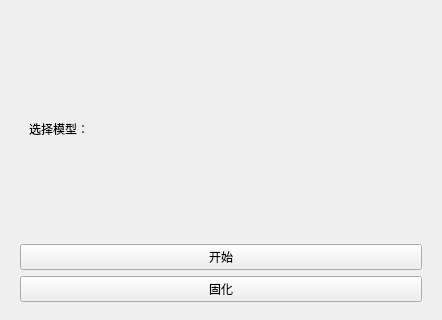
This is Resources/UI/transformModel.ui in joifish0/transformModel as Qt 5 draws it before an edit; both pictures show x 0 to 442 and y 0 to 320 of the 442 by 745 pixel window. The edited form follows.
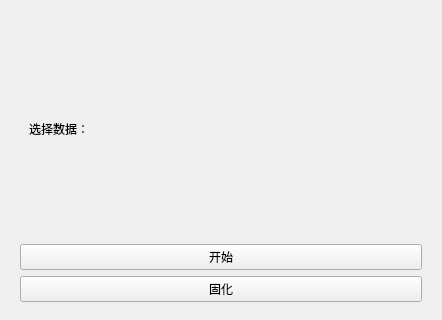
This is the edited form. Custom widgets are drawn as their Qt base class.

Commit message: 添加对volume数据的支持

```diff
--- a/Resources/UI/transformModel.ui
+++ b/Resources/UI/transformModel.ui
@@ -26,7 +26,7 @@
          <item>
           <widget class="QLabel" name="label_6">
            <property name="text">
-            <string>选择模型：</string>
+            <string>选择数据：</string>
            </property>
           </widget>
          </item>
```
Left out of the diff: 1 changed line with no effect on the pictures.
